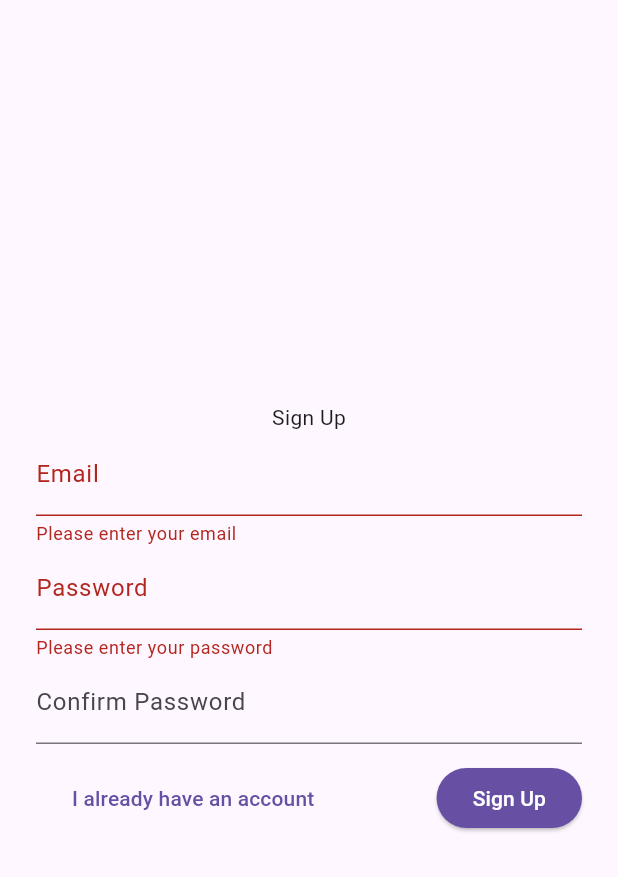
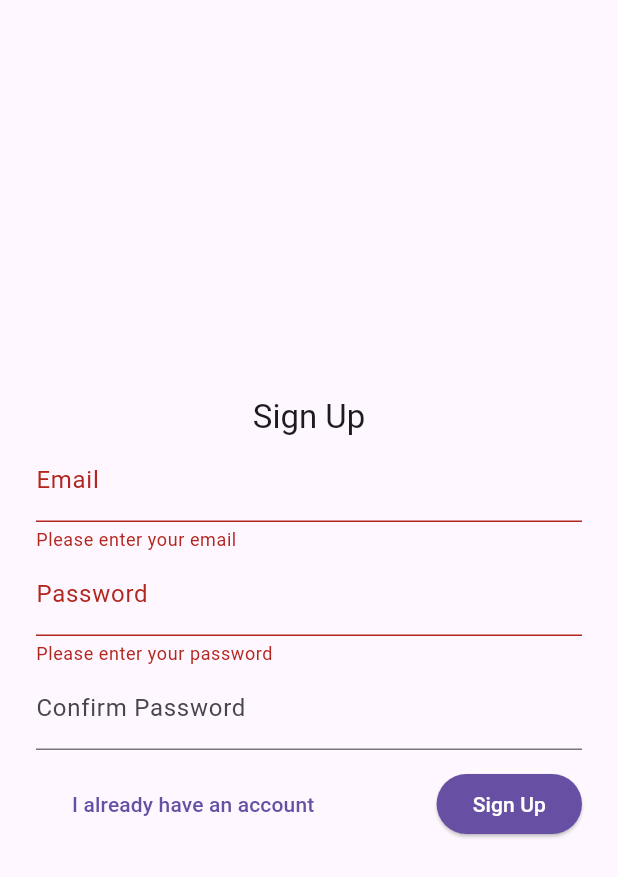
Before and after one commit to curtis-clement/study_app, a Flutter app: the screen it shows after launch, after a tap on "Sign Up", on a phone screen of 412 x 824 dp. Shown: the top 877 px of the screen. Run offline on Flutter 3.47's test engine with Material 3 defaults, Android fonts, the phone set to English and light mode, and no system bars.

Commit message:
add login form

```diff
--- a/lib/main.dart
+++ b/lib/main.dart
@@ -1,5 +1,5 @@
 import 'package:flutter/material.dart';
-import 'package:study_app/screens/sign_up_screen.dart';
+import 'package:study_app/modules/auth/screens/sign_up_screen.dart';
 
 void main() => runApp(MyApp());
 
--- a/lib/screens/sign_up_screen.dart
+++ b/lib/modules/auth/screens/login_screen.dart
@@ -1,19 +1,17 @@
 import 'package:flutter/material.dart';
-import 'package:study_app/screens/login_screen.dart';
 
-class SignUpScreen extends StatefulWidget {
-  const SignUpScreen({super.key});
+class LoginScreen extends StatefulWidget {
+  const LoginScreen({super.key});
 
   @override
-  State<SignUpScreen> createState() => _SignUpScreenState();
+  State<LoginScreen> createState() => _LoginScreenState();
 }
 
-class _SignUpScreenState extends State<SignUpScreen> {
+class _LoginScreenState extends State<LoginScreen> {
   final _formKey = GlobalKey<FormState>();
 
   final _emailController = TextEditingController();
   final _passwordController = TextEditingController();
-  final _confirmPasswordController = TextEditingController();
 
   @override
   Widget build(BuildContext context) {
@@ -27,7 +25,7 @@ class _SignUpScreenState extends State<SignUpScreen> {
             child: Column(
               mainAxisAlignment: MainAxisAlignment.center,
               children: [
-                Text('Sign Up'),
+                Text('Login Screen'),
                 TextFormField(
                   controller: _emailController,
                   decoration: InputDecoration(labelText: 'Email'),
@@ -36,11 +34,6 @@ class _SignUpScreenState extends State<SignUpScreen> {
                   validator: (value) {
                     if (value == null || value.isEmpty) {
                       return 'Please enter your email';
-                    }
-                    if (!RegExp(
-                            r'^[a-zA-Z0-9._%+-]+@[a-zA-Z0-9.-]+\.[a-zA-Z]{2,}$')
-                        .hasMatch(value)) {
-                      return 'Please enter a valid email';
                     }
                     return null;
                   },
@@ -53,21 +46,6 @@ class _SignUpScreenState extends State<SignUpScreen> {
                   validator: (value) {
                     if (value == null || value.isEmpty) {
                       return 'Please enter your password';
-                    }
-                    if (value.length < 8) {
-                      return 'Password must be at least 8 characters';
-                    }
-                    return null;
-                  },
-                ),
-                TextFormField(
-                  controller: _confirmPasswordController,
-                  decoration: InputDecoration(labelText: 'Confirm Password'),
-                  textCapitalization: TextCapitalization.none,
-                  obscureText: true,
-                  validator: (value) {
-                    if (value != _passwordController.text) {
-                      return 'Passwords do not match';
                     }
                     return null;
                   },
@@ -84,14 +62,9 @@ class _SignUpScreenState extends State<SignUpScreen> {
                               WidgetStateProperty.all(Colors.transparent),
                         ),
                         onPressed: () {
-                          Navigator.push(
-                            context,
-                            MaterialPageRoute(
-                              builder: (context) => LoginScreen(),
-                            ),
-                          );
+                          Navigator.pop(context);
                         },
-                        child: Text('I already have an account'),
+                        child: Text('I don\'t have an account'),
                       ),
                       ElevatedButton(
                         style: ButtonStyle(
@@ -106,12 +79,13 @@ class _SignUpScreenState extends State<SignUpScreen> {
                           if (_formKey.currentState!.validate()) {
                             ScaffoldMessenger.of(context).showSnackBar(
                               SnackBar(
-                                content: Text('Form is valid - you signed up!'),
+                                content: Text('Logging you in!'),
                               ),
+
                             );
                           }
                         },
-                        child: Text('Sign Up'),
+                        child: Text('Login'),
                       ),
                     ],
                   ),
--- a/lib/screens/login_screen.dart
+++ b/lib/modules/auth/screens/sign_up_screen.dart
@@ -1,17 +1,20 @@
 import 'package:flutter/material.dart';
+import 'package:study_app/modules/auth/screens/login_screen.dart';
+import 'package:study_app/modules/auth/widgets/sign_up_form.dart';
 
-class LoginScreen extends StatefulWidget {
-  const LoginScreen({super.key});
+class SignUpScreen extends StatefulWidget {
+  const SignUpScreen({super.key});
 
   @override
-  State<LoginScreen> createState() => _LoginScreenState();
+  State<SignUpScreen> createState() => _SignUpScreenState();
 }
 
-class _LoginScreenState extends State<LoginScreen> {
+class _SignUpScreenState extends State<SignUpScreen> {
   final _formKey = GlobalKey<FormState>();
 
   final _emailController = TextEditingController();
   final _passwordController = TextEditingController();
+  final _confirmPasswordController = TextEditingController();
 
   @override
   Widget build(BuildContext context) {
@@ -25,30 +28,14 @@ class _LoginScreenState extends State<LoginScreen> {
             child: Column(
               mainAxisAlignment: MainAxisAlignment.center,
               children: [
-                Text('Login Screen'),
-                TextFormField(
-                  controller: _emailController,
-                  decoration: InputDecoration(labelText: 'Email'),
-                  textCapitalization: TextCapitalization.none,
-                  keyboardType: TextInputType.emailAddress,
-                  validator: (value) {
-                    if (value == null || value.isEmpty) {
-                      return 'Please enter your email';
-                    }
-                    return null;
-                  },
+                Text(
+                  'Sign Up',
+                  style: Theme.of(context).textTheme.titleLarge,
                 ),
-                TextFormField(
-                  controller: _passwordController,
-                  decoration: InputDecoration(labelText: 'Password'),
-                  textCapitalization: TextCapitalization.none,
-                  obscureText: true,
-                  validator: (value) {
-                    if (value == null || value.isEmpty) {
-                      return 'Please enter your password';
-                    }
-                    return null;
-                  },
+                SignUpForm(
+                  emailController: _emailController,
+                  passwordController: _passwordController,
+                  confirmPasswordController: _confirmPasswordController,
                 ),
                 Container(
                   margin: EdgeInsets.only(top: 12),
@@ -62,9 +49,14 @@ class _LoginScreenState extends State<LoginScreen> {
                               WidgetStateProperty.all(Colors.transparent),
                         ),
                         onPressed: () {
-                          Navigator.pop(context);
+                          Navigator.push(
+                            context,
+                            MaterialPageRoute(
+                              builder: (context) => LoginScreen(),
+                            ),
+                          );
                         },
-                        child: Text('I don\'t have an account'),
+                        child: Text('I already have an account'),
                       ),
                       ElevatedButton(
                         style: ButtonStyle(
@@ -79,12 +71,12 @@ class _LoginScreenState extends State<LoginScreen> {
                           if (_formKey.currentState!.validate()) {
                             ScaffoldMessenger.of(context).showSnackBar(
                               SnackBar(
-                                content: Text('Logging you in!'),
+                                content: Text('Form is valid - you signed up!'),
                               ),
                             );
                           }
                         },
-                        child: Text('Login'),
+                        child: Text('Sign Up'),
                       ),
                     ],
                   ),
--- /dev/null
+++ b/lib/modules/auth/widgets/sign_up_form.dart
@@ -0,0 +1,65 @@
+import 'package:flutter/material.dart';
+
+class SignUpForm extends StatelessWidget {
+  final TextEditingController emailController;
+  final TextEditingController passwordController;
+  final TextEditingController confirmPasswordController;
+
+  const SignUpForm({
+    super.key,
+    required this.emailController,
+    required this.passwordController,
+    required this.confirmPasswordController,
+  });
+
+  @override
+  Widget build(BuildContext context) {
+    return Column(
+      children: [
+        TextFormField(
+          controller: emailController,
+          decoration: InputDecoration(labelText: 'Email'),
+          textCapitalization: TextCapitalization.none,
+          keyboardType: TextInputType.emailAddress,
+          validator: (value) {
+            if (value == null || value.isEmpty) {
+              return 'Please enter your email';
+            }
+            if (!RegExp(r'^[a-zA-Z0-9._%+-]+@[a-zA-Z0-9.-]+\.[a-zA-Z]{2,}$')
+                .hasMatch(value)) {
+              return 'Please enter a valid email';
+            }
+            return null;
+          },
+        ),
+        TextFormField(
+          controller: passwordController,
+          decoration: InputDecoration(labelText: 'Password'),
+          textCapitalization: TextCapitalization.none,
+          obscureText: true,
+          validator: (value) {
+            if (value == null || value.isEmpty) {
+              return 'Please enter your password';
+            }
+            if (value.length < 8) {
+              return 'Password must be at least 8 characters';
+            }
+            return null;
+          },
+        ),
+        TextFormField(
+          controller: confirmPasswordController,
+          decoration: InputDecoration(labelText: 'Confirm Password'),
+          textCapitalization: TextCapitalization.none,
+          obscureText: true,
+          validator: (value) {
+            if (value != passwordController.text) {
+              return 'Passwords do not match';
+            }
+            return null;
+          },
+        ),
+      ],
+    );
+  }
+}
```
